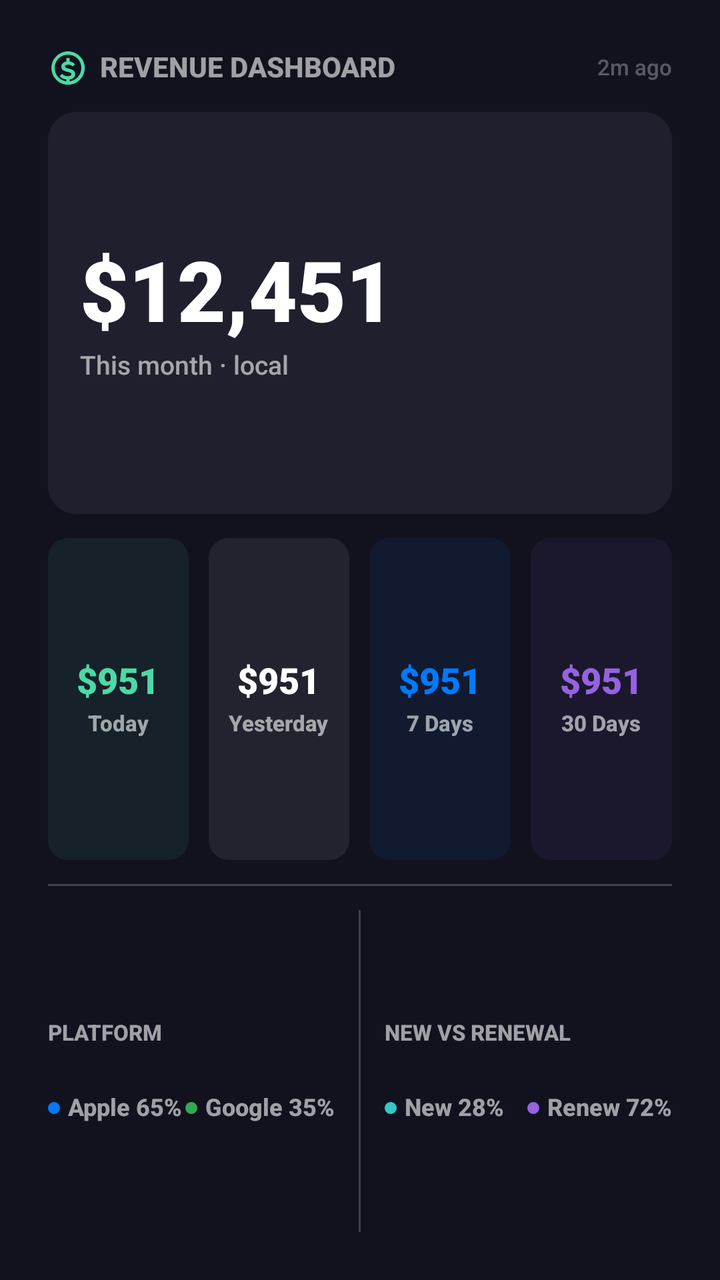
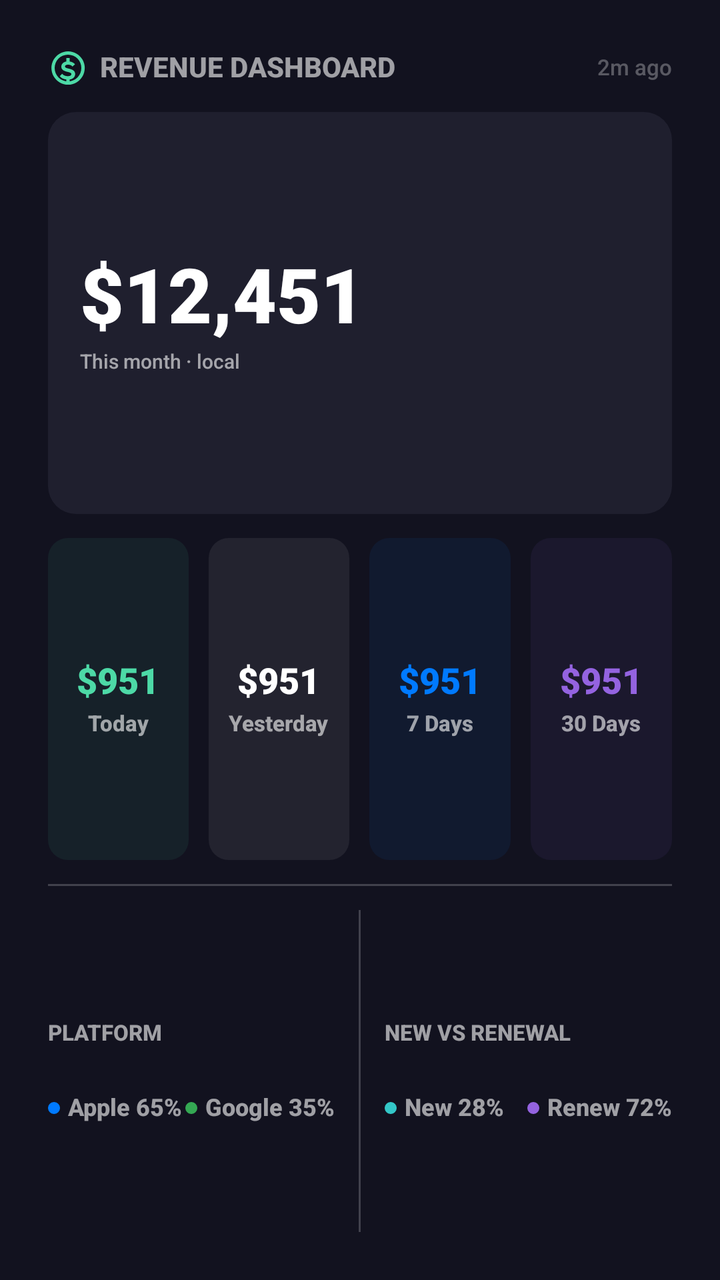

An Android layout rendered at two revisions. The XML below is the earlier revision; the diff shows what the commit changed to produce the second picture.
<!-- AndroidManifest.xml: fallback theme Theme.MaterialComponents.DayNight.NoActionBar -->
<!-- res/layout/revenue_tab_widget_large.xml -->
<?xml version="1.0" encoding="utf-8"?>
<LinearLayout xmlns:android="http://schemas.android.com/apk/res/android"
    android:id="@+id/widgetRoot"
    android:layout_width="match_parent"
    android:layout_height="match_parent"
    android:orientation="vertical"
    android:padding="24dp"
    android:background="@color/widgetBackground">

    <LinearLayout
        android:layout_width="match_parent"
        android:layout_height="wrap_content"
        android:orientation="horizontal"
        android:gravity="center_vertical">
        <ImageView
            android:layout_width="20dp"
            android:layout_height="20dp"
            android:src="@drawable/ic_widget_dollar_circle"
            android:contentDescription="@null" />
        <TextView
            android:layout_width="wrap_content"
            android:layout_height="wrap_content"
            android:text="REVENUE DASHBOARD"
            android:textSize="14sp"
            android:textStyle="bold"
            android:layout_marginStart="6dp"
            android:textColor="@color/widgetTextSecondary" android:fontFamily="sans-serif-medium" android:includeFontPadding="false" />
        <TextView android:layout_width="0dp" android:layout_height="0dp" android:layout_weight="1" />
        <TextView
            android:id="@+id/tvLastUpdated"
            android:layout_width="wrap_content"
            android:layout_height="wrap_content"
            android:text="2m ago"
            android:textSize="11sp"
            android:textColor="@color/widgetTextQuaternary" android:fontFamily="sans-serif-medium" android:includeFontPadding="false" />
    </LinearLayout>

    <LinearLayout android:layout_width="match_parent" android:layout_height="0dp" android:layout_weight="1.25" android:orientation="vertical" android:gravity="center_vertical" android:padding="16dp" android:background="@drawable/bg_mtd_card" android:layout_marginTop="12dp">
        <TextView android:id="@+id/tvMtdRevenue" android:layout_width="wrap_content" android:layout_height="wrap_content" android:text="$12,451" android:textSize="42sp" android:textStyle="bold" android:maxLines="1" android:ellipsize="end" android:textColor="@color/widgetTextPrimary" android:fontFamily="sans-serif-black" android:includeFontPadding="false" />
        <TextView android:id="@+id/tvMtdLabel" android:layout_width="wrap_content" android:layout_height="wrap_content" android:text="This month · local" android:textSize="13sp" android:layout_marginTop="4dp" android:textColor="@color/widgetTextSecondary" android:fontFamily="sans-serif-medium" android:includeFontPadding="false" />
    </LinearLayout>

    <LinearLayout android:layout_width="match_parent" android:layout_height="0dp" android:layout_weight="1" android:orientation="horizontal" android:layout_marginTop="12dp">
        <LinearLayout android:layout_width="0dp" android:layout_height="match_parent" android:layout_weight="1" android:orientation="vertical" android:gravity="center" android:paddingTop="12dp" android:paddingBottom="12dp" android:background="@drawable/bg_period_card_large_today">
            <TextView android:id="@+id/tvToday" android:layout_width="wrap_content" android:layout_height="wrap_content" android:text="$951" android:textSize="18sp" android:textStyle="bold" android:textColor="@color/widgetAccent" android:fontFamily="sans-serif-black" android:includeFontPadding="false" android:maxLines="1" android:ellipsize="end" />
            <TextView android:layout_width="wrap_content" android:layout_height="wrap_content" android:text="Today" android:textSize="11sp" android:textStyle="bold" android:layout_marginTop="4dp" android:textColor="@color/widgetTextSecondary" android:fontFamily="sans-serif-medium" android:includeFontPadding="false" />
        </LinearLayout>
        <LinearLayout android:layout_width="0dp" android:layout_height="match_parent" android:layout_weight="1" android:orientation="vertical" android:gravity="center" android:paddingTop="12dp" android:paddingBottom="12dp" android:background="@drawable/bg_period_card_large_yesterday" android:layout_marginStart="10dp">
            <TextView android:id="@+id/tvYesterday" android:layout_width="wrap_content" android:layout_height="wrap_content" android:text="$951" android:textSize="18sp" android:textStyle="bold" android:textColor="@color/widgetTextPrimary" android:fontFamily="sans-serif-black" android:includeFontPadding="false" android:maxLines="1" android:ellipsize="end" />
            <TextView android:layout_width="wrap_content" android:layout_height="wrap_content" android:text="Yesterday" android:textSize="11sp" android:textStyle="bold" android:layout_marginTop="4dp" android:textColor="@color/widgetTextSecondary" android:fontFamily="sans-serif-medium" android:includeFontPadding="false" />
        </LinearLayout>
        <LinearLayout android:layout_width="0dp" android:layout_height="match_parent" android:layout_weight="1" android:orientation="vertical" android:gravity="center" android:paddingTop="12dp" android:paddingBottom="12dp" android:background="@drawable/bg_period_card_large_7days" android:layout_marginStart="10dp">
            <TextView android:id="@+id/tvLast7" android:layout_width="wrap_content" android:layout_height="wrap_content" android:text="$951" android:textSize="18sp" android:textStyle="bold" android:textColor="@color/appleBlue" android:fontFamily="sans-serif-black" android:includeFontPadding="false" android:maxLines="1" android:ellipsize="end" />
            <TextView android:layout_width="wrap_content" android:layout_height="wrap_content" android:text="7 Days" android:textSize="11sp" android:textStyle="bold" android:layout_marginTop="4dp" android:textColor="@color/widgetTextSecondary" android:fontFamily="sans-serif-medium" android:includeFontPadding="false" />
        </LinearLayout>
        <LinearLayout android:layout_width="0dp" android:layout_height="match_parent" android:layout_weight="1" android:orientation="vertical" android:gravity="center" android:paddingTop="12dp" android:paddingBottom="12dp" android:background="@drawable/bg_period_card_large_30days" android:layout_marginStart="10dp">
            <TextView android:id="@+id/tvLast30" android:layout_width="wrap_content" android:layout_height="wrap_content" android:text="$951" android:textSize="18sp" android:textStyle="bold" android:textColor="@color/renewalPurple" android:fontFamily="sans-serif-black" android:includeFontPadding="false" android:maxLines="1" android:ellipsize="end" />
            <TextView android:layout_width="wrap_content" android:layout_height="wrap_content" android:text="30 Days" android:textSize="11sp" android:textStyle="bold" android:layout_marginTop="4dp" android:textColor="@color/widgetTextSecondary" android:fontFamily="sans-serif-medium" android:includeFontPadding="false" />
        </LinearLayout>
    </LinearLayout>

    <TextView
        android:layout_width="match_parent"
        android:layout_height="1dp"
        android:background="@color/widgetDivider"
        android:layout_marginTop="12dp"
        android:layout_marginBottom="12dp" />

    <LinearLayout android:layout_width="match_parent" android:layout_height="0dp" android:layout_weight="1" android:orientation="horizontal" android:gravity="center_vertical">
        <LinearLayout android:layout_width="0dp" android:layout_height="wrap_content" android:layout_weight="1" android:orientation="vertical">
            <TextView android:layout_width="wrap_content" android:layout_height="wrap_content" android:text="PLATFORM" android:textSize="11sp" android:textStyle="bold" android:textColor="@color/widgetTextSecondary" android:fontFamily="sans-serif-medium" android:includeFontPadding="false" />
            <ImageView android:id="@+id/imgPlatformBar" android:layout_width="match_parent" android:layout_height="12dp" android:layout_marginTop="6dp" android:scaleType="fitXY" />
            <LinearLayout android:layout_width="match_parent" android:layout_height="wrap_content" android:orientation="horizontal" android:layout_marginTop="6dp">
                <LinearLayout android:layout_width="wrap_content" android:layout_height="wrap_content" android:orientation="horizontal" android:gravity="center_vertical">
                    <TextView android:layout_width="6dp" android:layout_height="6dp" android:background="@drawable/bg_circle_apple" />
                    <TextView android:id="@+id/tvAppleLabel" android:layout_width="wrap_content" android:layout_height="wrap_content" android:text="Apple 65%" android:textSize="12sp" android:textStyle="bold" android:layout_marginStart="4dp" android:textColor="@color/widgetTextSecondary" android:fontFamily="sans-serif-medium" android:includeFontPadding="false" />
                </LinearLayout>
                <TextView android:layout_width="0dp" android:layout_height="0dp" android:layout_weight="1" />
                <LinearLayout android:layout_width="wrap_content" android:layout_height="wrap_content" android:orientation="horizontal" android:gravity="center_vertical">
                    <TextView android:layout_width="6dp" android:layout_height="6dp" android:background="@drawable/bg_circle_google" />
                    <TextView android:id="@+id/tvGoogleLabel" android:layout_width="wrap_content" android:layout_height="wrap_content" android:text="Google 35%" android:textSize="12sp" android:textStyle="bold" android:layout_marginStart="4dp" android:textColor="@color/widgetTextSecondary" android:fontFamily="sans-serif-medium" android:includeFontPadding="false" />
                </LinearLayout>
            </LinearLayout>
        </LinearLayout>
        <TextView
        android:layout_width="1dp"
        android:layout_height="match_parent"
        android:background="@color/widgetDivider"
        android:layout_marginStart="12dp"
        android:layout_marginEnd="12dp" />
        <LinearLayout android:layout_width="0dp" android:layout_height="wrap_content" android:layout_weight="1" android:orientation="vertical">
            <TextView android:layout_width="wrap_content" android:layout_height="wrap_content" android:text="NEW VS RENEWAL" android:textSize="11sp" android:textStyle="bold" android:textColor="@color/widgetTextSecondary" android:fontFamily="sans-serif-medium" android:includeFontPadding="false" />
            <ImageView android:id="@+id/imgNewRenewalBar" android:layout_width="match_parent" android:layout_height="12dp" android:layout_marginTop="6dp" android:scaleType="fitXY" />
            <LinearLayout android:layout_width="match_parent" android:layout_height="wrap_content" android:orientation="horizontal" android:layout_marginTop="6dp">
                <LinearLayout android:layout_width="wrap_content" android:layout_height="wrap_content" android:orientation="horizontal" android:gravity="center_vertical">
                    <TextView android:layout_width="6dp" android:layout_height="6dp" android:background="@drawable/bg_circle_new" />
                    <TextView android:id="@+id/tvNewLabel" android:layout_width="wrap_content" android:layout_height="wrap_content" android:text="New 28%" android:textSize="12sp" android:textStyle="bold" android:layout_marginStart="4dp" android:textColor="@color/widgetTextSecondary" android:fontFamily="sans-serif-medium" android:includeFontPadding="false" />
                </LinearLayout>
                <TextView android:layout_width="0dp" android:layout_height="0dp" android:layout_weight="1" />
                <LinearLayout android:layout_width="wrap_content" android:layout_height="wrap_content" android:orientation="horizontal" android:gravity="center_vertical">
                    <TextView android:layout_width="6dp" android:layout_height="6dp" android:background="@drawable/bg_circle_renewal" />
                    <TextView android:id="@+id/tvRenewLabel" android:layout_width="wrap_content" android:layout_height="wrap_content" android:text="Renew 72%" android:textSize="12sp" android:textStyle="bold" android:layout_marginStart="4dp" android:textColor="@color/widgetTextSecondary" android:fontFamily="sans-serif-medium" android:includeFontPadding="false" />
                </LinearLayout>
            </LinearLayout>
        </LinearLayout>
    </LinearLayout>
</LinearLayout>
<!-- resources referenced by this layout -->
<resources>
  <color name="appleBlue">#007AFF</color>
  <color name="renewalPurple">#9463E0</color>
  <color name="widgetAccent">#4DD9A6</color>
  <color name="widgetBackground">#12121F</color>
  <color name="widgetDivider">#33FFFFFF</color>
  <color name="widgetTextPrimary">#FFFFFFFF</color>
  <color name="widgetTextQuaternary">#4DFFFFFF</color>
  <color name="widgetTextSecondary">#99FFFFFF</color>
  <!-- drawable bg_circle_apple (drawable) -->
  <?xml version="1.0" encoding="utf-8"?>
  <shape xmlns:android="http://schemas.android.com/apk/res/android"
      android:shape="oval">
      <solid android:color="@color/appleBlue" />
      <size android:width="6dp" android:height="6dp" />
  </shape>
  <!-- drawable bg_circle_google (drawable) -->
  <?xml version="1.0" encoding="utf-8"?>
  <shape xmlns:android="http://schemas.android.com/apk/res/android"
      android:shape="oval">
      <solid android:color="@color/googleGreen" />
      <size android:width="6dp" android:height="6dp" />
  </shape>
  <!-- drawable bg_circle_new (drawable) -->
  <?xml version="1.0" encoding="utf-8"?>
  <shape xmlns:android="http://schemas.android.com/apk/res/android"
      android:shape="oval">
      <solid android:color="@color/newTeal" />
      <size android:width="6dp" android:height="6dp" />
  </shape>
  <!-- drawable bg_circle_renewal (drawable) -->
  <?xml version="1.0" encoding="utf-8"?>
  <shape xmlns:android="http://schemas.android.com/apk/res/android"
      android:shape="oval">
      <solid android:color="@color/renewalPurple" />
      <size android:width="6dp" android:height="6dp" />
  </shape>
  <!-- drawable bg_mtd_card (drawable) -->
  <?xml version="1.0" encoding="utf-8"?>
  <shape xmlns:android="http://schemas.android.com/apk/res/android"
      android:shape="rectangle">
      <solid android:color="@color/widgetCardBackground" />
      <corners android:radius="14dp" />
  </shape>
  <!-- drawable bg_period_card_large_30days (drawable) -->
  <?xml version="1.0" encoding="utf-8"?>
  <shape xmlns:android="http://schemas.android.com/apk/res/android"
      android:shape="rectangle">
      <solid android:color="#129463E0" />
      <corners android:radius="10dp" />
  </shape>
  <!-- drawable bg_period_card_large_7days (drawable) -->
  <?xml version="1.0" encoding="utf-8"?>
  <shape xmlns:android="http://schemas.android.com/apk/res/android"
      android:shape="rectangle">
      <solid android:color="#12007AFF" />
      <corners android:radius="10dp" />
  </shape>
  <!-- drawable bg_period_card_large_today (drawable) -->
  <?xml version="1.0" encoding="utf-8"?>
  <shape xmlns:android="http://schemas.android.com/apk/res/android"
      android:shape="rectangle">
      <solid android:color="#124DD9A6" />
      <corners android:radius="10dp" />
  </shape>
  <!-- drawable bg_period_card_large_yesterday (drawable) -->
  <?xml version="1.0" encoding="utf-8"?>
  <shape xmlns:android="http://schemas.android.com/apk/res/android"
      android:shape="rectangle">
      <solid android:color="#12FFFFFF" />
      <corners android:radius="10dp" />
  </shape>
  <!-- drawable ic_widget_dollar_circle (drawable) -->
  <vector xmlns:android="http://schemas.android.com/apk/res/android" android:width="24dp" android:height="24dp" android:viewportWidth="24" android:viewportHeight="24">
      <path android:fillColor="@color/widgetAccent" android:pathData="M12,2a10,10 0,1 0,0.1,0M12,4a8,8 0,1 1,0,16a8,8 0,0 1,0,-16z"/>
      <path android:fillColor="@color/widgetAccent" android:pathData="M11,6h2v2.1c1.4,0.2 2.5,0.8 3.2,1.7l-1.5,1.3c-0.6,-0.7 -1.5,-1.1 -2.7,-1.1c-1.1,0 -1.8,0.4 -1.8,1.1c0,0.7 0.8,0.9 2.4,1.3c2,0.5 3.7,1.2 3.7,3.2c0,1.8 -1.3,3 -3.3,3.3V21h-2v-2.1c-1.8,-0.2 -3.1,-0.9 -4,-2l1.5,-1.4c0.8,0.9 1.9,1.4 3.3,1.4c1.4,0 2.2,-0.4 2.2,-1.2c0,-0.7 -0.7,-1 -2.4,-1.4C9.5,13.8 8,13.1 8,11.2c0,-1.6 1.2,-2.8 3,-3.1V6z"/>
  </vector>
  <color name="googleGreen">#34A853</color>
  <color name="newTeal">#33C7C7</color>
  <color name="widgetCardBackground">#1F1F2E</color>
</resources>

<!-- the commit's change to res/layout/revenue_tab_widget_large.xml (unified diff, before → after) -->
@@ -36,8 +36,8 @@
     </LinearLayout>
 
     <LinearLayout android:layout_width="match_parent" android:layout_height="0dp" android:layout_weight="1.25" android:orientation="vertical" android:gravity="center_vertical" android:padding="16dp" android:background="@drawable/bg_mtd_card" android:layout_marginTop="12dp">
-        <TextView android:id="@+id/tvMtdRevenue" android:layout_width="wrap_content" android:layout_height="wrap_content" android:text="$12,451" android:textSize="42sp" android:textStyle="bold" android:maxLines="1" android:ellipsize="end" android:textColor="@color/widgetTextPrimary" android:fontFamily="sans-serif-black" android:includeFontPadding="false" />
-        <TextView android:id="@+id/tvMtdLabel" android:layout_width="wrap_content" android:layout_height="wrap_content" android:text="This month · local" android:textSize="13sp" android:layout_marginTop="4dp" android:textColor="@color/widgetTextSecondary" android:fontFamily="sans-serif-medium" android:includeFontPadding="false" />
+        <TextView android:id="@+id/tvMtdRevenue" android:layout_width="wrap_content" android:layout_height="wrap_content" android:text="$12,451" android:textSize="38sp" android:textStyle="bold" android:maxLines="1" android:ellipsize="end" android:textColor="@color/widgetTextPrimary" android:fontFamily="sans-serif-black" android:includeFontPadding="false" />
+        <TextView android:id="@+id/tvMtdLabel" android:layout_width="wrap_content" android:layout_height="wrap_content" android:text="This month · local" android:textSize="10sp" android:layout_marginTop="4dp" android:textColor="@color/widgetTextSecondary" android:fontFamily="sans-serif-medium" android:includeFontPadding="false" />
     </LinearLayout>
 
     <LinearLayout android:layout_width="match_parent" android:layout_height="0dp" android:layout_weight="1" android:orientation="horizontal" android:layout_marginTop="12dp">
